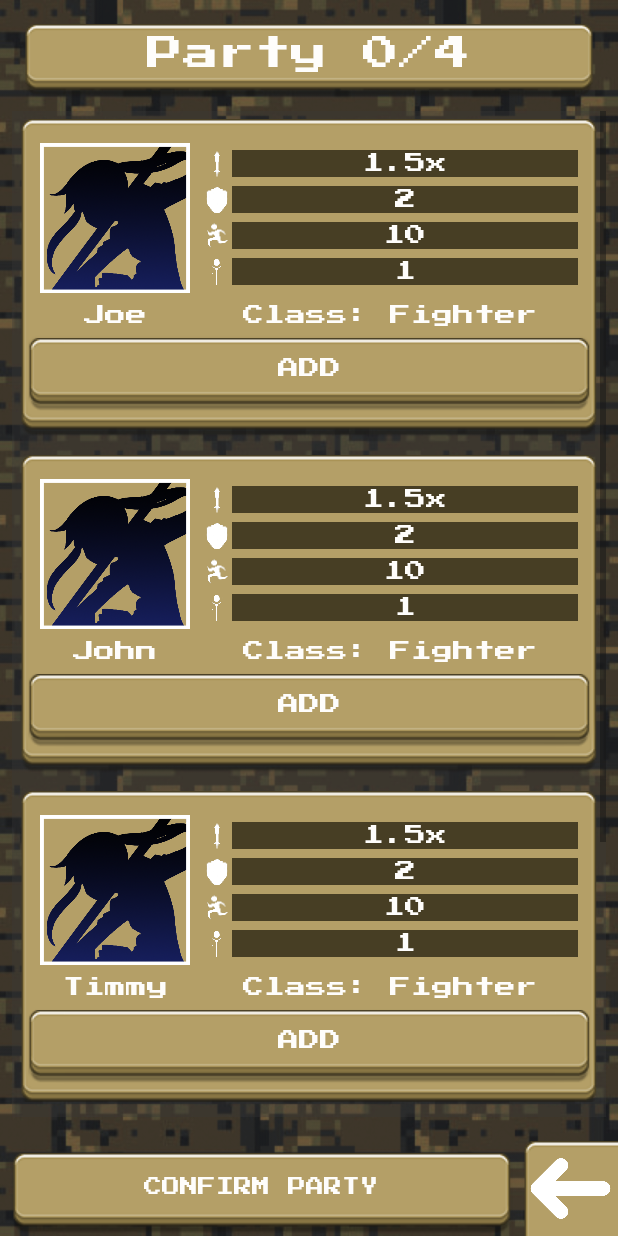
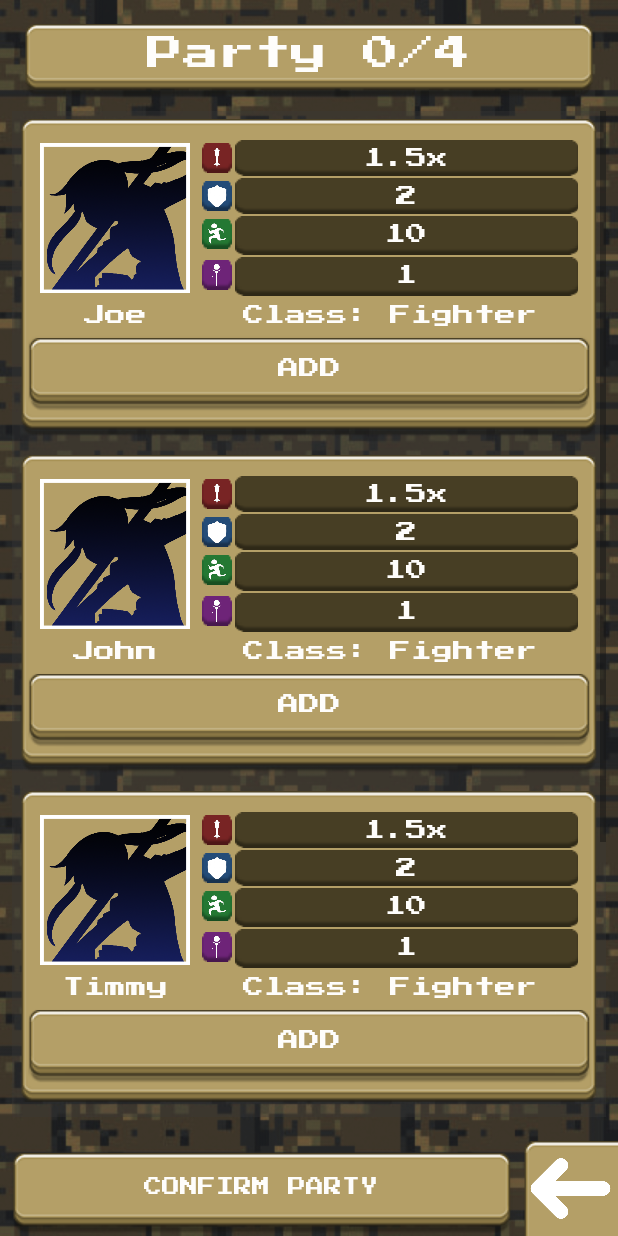
Before and after one commit to Geoffery10/Battle-Kingdoms-Lost-World, an Android app: the ChoosePartyActivity screen opened directly, with no data from a screen before it, on a phone screen of 412 x 824 dp. Run offline under Robolectric (Android 15) with nearby library versions, the phone set to English and light mode, and no system bars.

Commit message:
Visually Updated Character Recycle

```diff
--- a/app/src/main/res/layout/layout_character_select_item.xml
+++ b/app/src/main/res/layout/layout_character_select_item.xml
@@ -64,16 +64,19 @@
 
         <TableRow
             android:layout_width="fill_parent"
-            android:layout_height="match_parent">
+            android:layout_height="match_parent"
+            android:layout_marginBottom="1dp">
 
             <ImageView
                 android:id="@+id/imageView4"
                 android:layout_width="20dp"
                 android:layout_height="20dp"
                 android:layout_marginTop="2dp"
+                android:layout_marginRight="2dp"
                 android:layout_marginBottom="2dp"
                 android:layout_weight="1"
                 android:adjustViewBounds="false"
+                android:background="@drawable/attack_token"
                 android:cropToPadding="false"
                 android:scaleType="centerInside"
                 app:srcCompat="@drawable/stat_icon_attack" />
@@ -81,49 +84,55 @@
             <TextView
                 android:id="@+id/txtAttack"
                 android:layout_width="match_parent"
-                android:layout_height="wrap_content"
+                android:layout_height="match_parent"
                 android:layout_gravity="center_vertical"
                 android:layout_weight="1"
-                android:background="@color/colorPrimaryDark"
-                android:padding="2dp"
-                android:text="1.5x" />
+                android:background="@drawable/stat_box"
+                android:text="1.5x"
+                android:textAlignment="center"
+                android:textSize="14sp" />
         </TableRow>
 
         <TableRow
             android:layout_width="match_parent"
-            android:layout_height="match_parent">
+            android:layout_height="match_parent"
+            android:layout_marginBottom="1dp">
 
             <ImageView
                 android:id="@+id/imageView5"
                 android:layout_width="20dp"
                 android:layout_height="20dp"
                 android:layout_marginTop="2dp"
+                android:layout_marginRight="2dp"
                 android:layout_marginBottom="2dp"
                 android:layout_weight="1"
+                android:background="@drawable/defense_token"
                 app:srcCompat="@drawable/stat_icon_defense" />
 
             <TextView
                 android:id="@+id/txtDefense"
                 android:layout_width="match_parent"
-                android:layout_height="wrap_content"
+                android:layout_height="match_parent"
                 android:layout_gravity="center_vertical"
                 android:layout_weight="1"
-                android:background="@color/colorPrimaryDark"
-                android:padding="2dp"
+                android:background="@drawable/stat_box"
                 android:text="2" />
         </TableRow>
 
         <TableRow
             android:layout_width="match_parent"
-            android:layout_height="match_parent">
+            android:layout_height="match_parent"
+            android:layout_marginBottom="1dp">
 
             <ImageView
                 android:id="@+id/imageView6"
                 android:layout_width="20dp"
                 android:layout_height="20dp"
                 android:layout_marginTop="2dp"
+                android:layout_marginRight="2dp"
                 android:layout_marginBottom="2dp"
                 android:layout_weight="1"
+                android:background="@drawable/speed_token"
                 app:srcCompat="@drawable/stat_icon_speed" />
 
             <TextView
@@ -132,8 +141,7 @@
                 android:layout_height="wrap_content"
                 android:layout_gravity="center_vertical"
                 android:layout_weight="1"
-                android:background="@color/colorPrimaryDark"
-                android:padding="2dp"
+                android:background="@drawable/stat_box"
                 android:text="10" />
         </TableRow>
 
@@ -146,8 +154,10 @@
                 android:layout_width="20dp"
                 android:layout_height="20dp"
                 android:layout_marginTop="2dp"
+                android:layout_marginRight="2dp"
                 android:layout_marginBottom="2dp"
                 android:layout_weight="1"
+                android:background="@drawable/magic_token"
                 app:srcCompat="@drawable/stat_icon_magic" />
 
             <TextView
@@ -156,8 +166,7 @@
                 android:layout_height="wrap_content"
                 android:layout_gravity="center_vertical"
                 android:layout_weight="1"
-                android:background="@color/colorPrimaryDark"
-                android:padding="2dp"
+                android:background="@drawable/stat_box"
                 android:text="1" />
         </TableRow>
     </TableLayout>
```
Also changed, not shown: app/src/main/res/drawable/attack_token.9.png (added), app/src/main/res/drawable/defense_token.9.png (added), app/src/main/res/drawable/magic_token.9.png (added), app/src/main/res/drawable/speed_token.9.png (added), app/src/main/res/drawable/stat_box.9.png (added).
